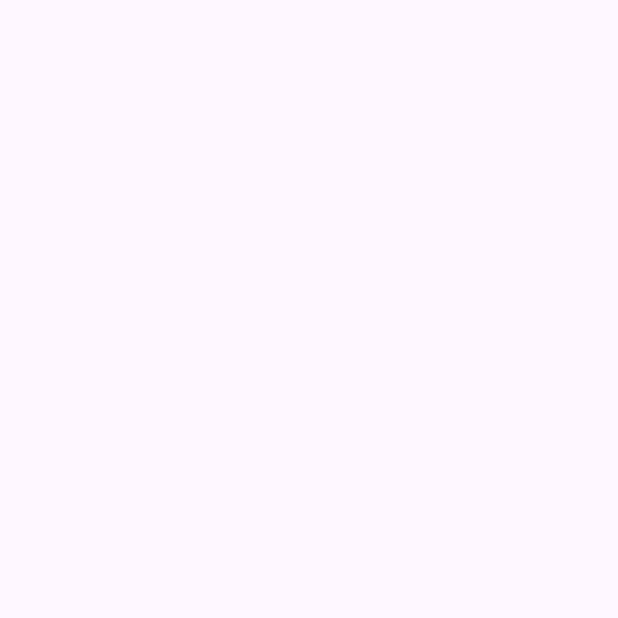
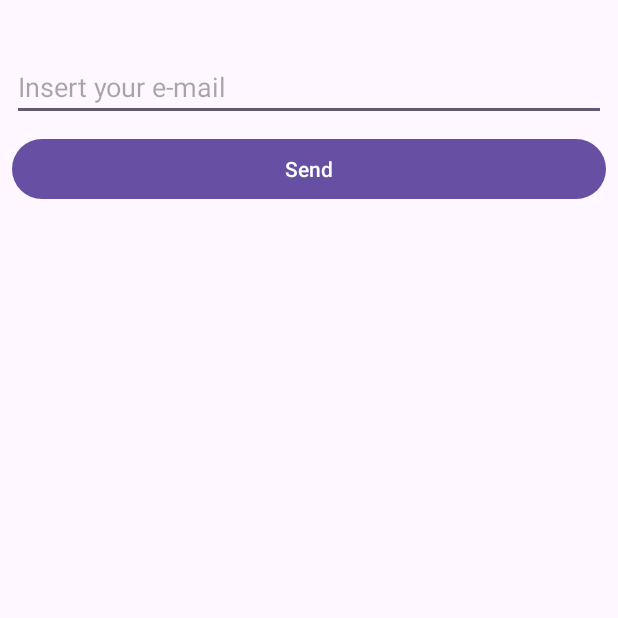
Before and after one commit to raaisilvaa/PrimeiroProjetoFeito, an Android app: the screen it shows after launch (ExerciseActivity), on a phone screen of 412 x 824 dp, the top half of it. Before the commit the part shown is empty. Run offline under Robolectric (Android 15) with nearby library versions, the phone set to English and light mode, and no system bars; 3 statements that could not run were skipped.

Commit message:
Create `ExerciseActivity`

```diff
--- a/app/src/main/java/com/projetoraaisilvaa/primeiroprojetofeito/ExerciseActivity.kt
+++ b/app/src/main/java/com/projetoraaisilvaa/primeiroprojetofeito/ExerciseActivity.kt
@@ -2,10 +2,19 @@ package com.projetoraaisilvaa.primeiroprojetofeito
 
 import androidx.appcompat.app.AppCompatActivity
 import android.os.Bundle
+import android.widget.Button
+import android.widget.TextView
 
 class ExerciseActivity : AppCompatActivity() {
     override fun onCreate(savedInstanceState: Bundle?) {
         super.onCreate(savedInstanceState)
         setContentView(R.layout.activity_exercise)
     }
+    val btSend = findViewById<Button>(R.id.btSend)
+    val etEmail = findViewById<TextView>(R.id.etEmail)
+    val tvResult = findViewById<TextView>(R.id.tvResult)
+
+    btSend.setOnClickListener {
+
+    }
 }
--- a/app/src/main/res/layout/activity_exercise.xml
+++ b/app/src/main/res/layout/activity_exercise.xml
@@ -2,8 +2,53 @@
 <androidx.constraintlayout.widget.ConstraintLayout xmlns:android="http://schemas.android.com/apk/res/android"
     xmlns:app="http://schemas.android.com/apk/res-auto"
     xmlns:tools="http://schemas.android.com/tools"
+    android:id="@+id/tvResult"
     android:layout_width="match_parent"
     android:layout_height="match_parent"
     tools:context=".ExerciseActivity">
 
+    <TextView
+        android:id="@+id/textView2"
+        android:layout_width="wrap_content"
+        android:layout_height="wrap_content"
+        android:layout_marginStart="8dp"
+        android:layout_marginLeft="8dp"
+        android:layout_marginTop="8dp"
+        android:layout_marginEnd="8dp"
+        android:layout_marginRight="8dp"
+        app:layout_constraintEnd_toEndOf="parent"
+        app:layout_constraintStart_toStartOf="parent"
+        app:layout_constraintTop_toTopOf="parent"
+        tools:text="Result will be shown  here" />
+
+    <EditText
+        android:id="@+id/etEmail"
+        android:layout_width="0dp"
+        android:layout_height="wrap_content"
+        android:layout_marginStart="8dp"
+        android:layout_marginLeft="8dp"
+        android:layout_marginTop="8dp"
+        android:layout_marginEnd="8dp"
+        android:layout_marginRight="8dp"
+        android:ems="10"
+        android:hint="Insert your e-mail"
+        android:inputType="textEmailAddress"
+        app:layout_constraintEnd_toEndOf="parent"
+        app:layout_constraintStart_toStartOf="parent"
+        app:layout_constraintTop_toBottomOf="@+id/textView2" />
+
+    <Button
+        android:id="@+id/btSend"
+        android:layout_width="0dp"
+        android:layout_height="wrap_content"
+        android:layout_marginStart="8dp"
+        android:layout_marginLeft="8dp"
+        android:layout_marginTop="8dp"
+        android:layout_marginEnd="8dp"
+        android:layout_marginRight="8dp"
+        android:text="Send"
+        app:layout_constraintEnd_toEndOf="parent"
+        app:layout_constraintStart_toStartOf="parent"
+        app:layout_constraintTop_toBottomOf="@+id/etEmail" />
+
 </androidx.constraintlayout.widget.ConstraintLayout>
```
